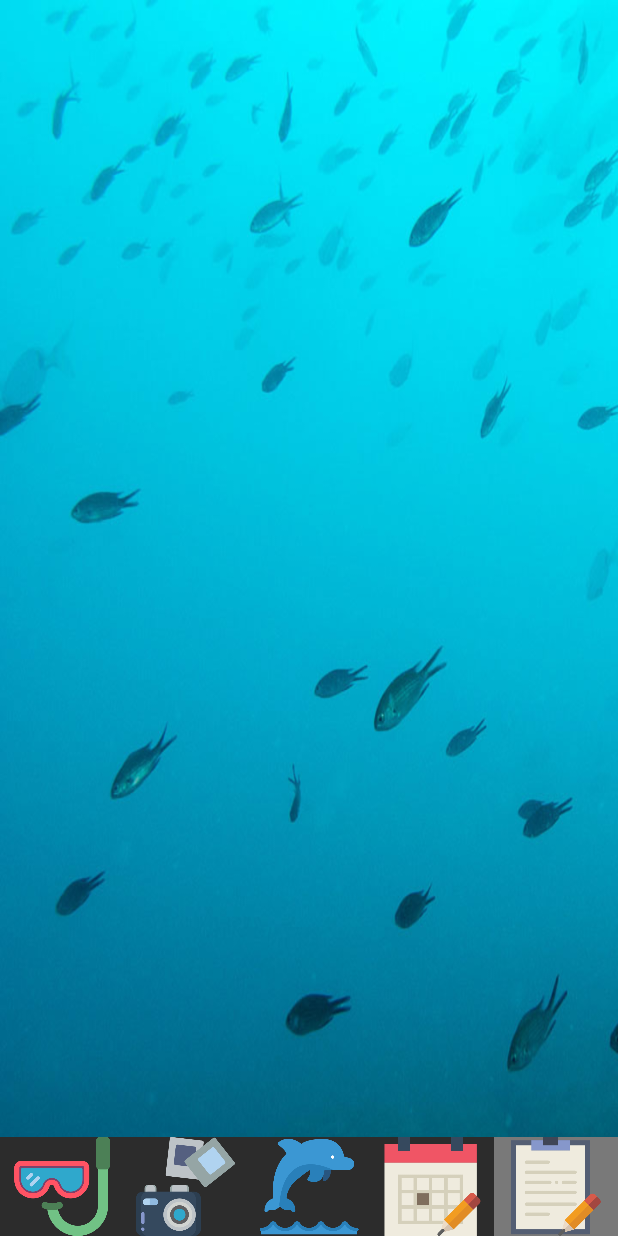
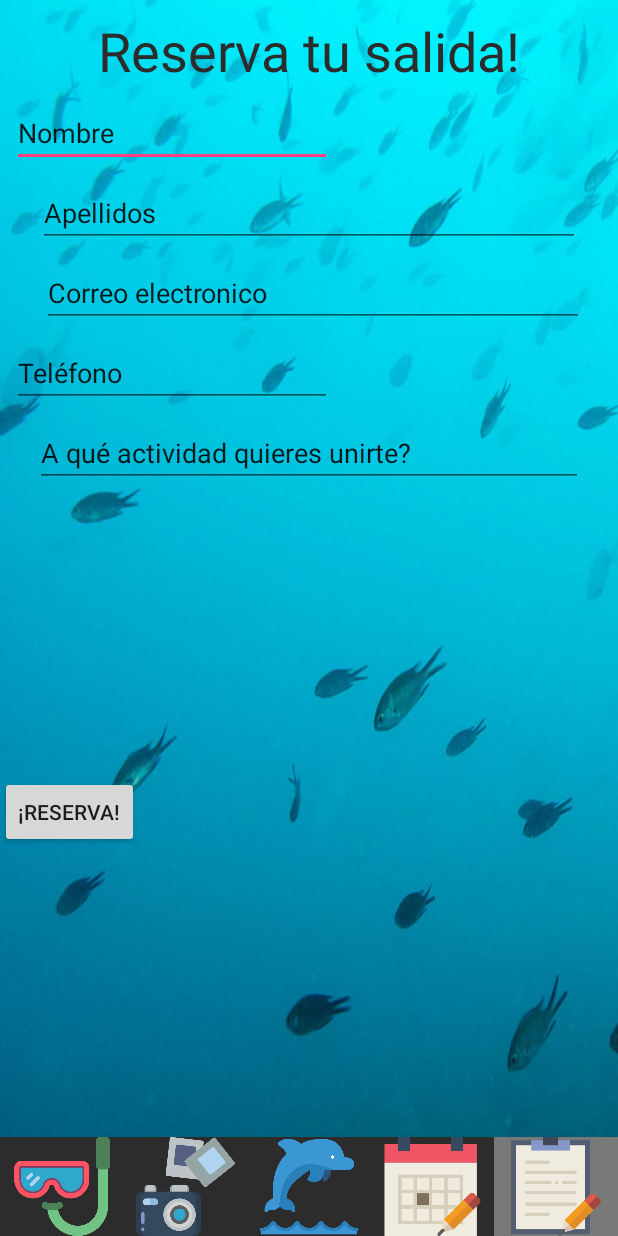
Before and after one commit to cristiancamps93/DiveEnjoy, an Android app: the BookinActivity screen opened directly, with no data from a screen before it, on a phone screen of 412 x 824 dp. Run offline under Robolectric (Android 15) with nearby library versions, the phone set to English and light mode, and no system bars.

Commit message:
Hacemos un fake del apartado de booking simulando recolectar datos y enviarlos por mail a la empresa.

```diff
--- a/app/src/main/AndroidManifest.xml
+++ b/app/src/main/AndroidManifest.xml
@@ -24,8 +24,7 @@
         <activity android:name=".CalendarioActivity" />
         <activity android:name=".BookinActivity" />
         <activity android:name=".WebActivity" />
-        <activity android:name=".EasterEgg"></activity>
-
+        <activity android:name=".EasterEgg" />
         <activity
             android:name=".ShowGalleryActivity"
             android:label="Gallery">
@@ -44,8 +43,7 @@
                 <category android:name="android.intent.category.DEFAULT" />
             </intent-filter>
         </activity>
-
-
+        <activity android:name=".FakeSending"></activity>
     </application>
 
 </manifest>
--- a/app/src/main/java/com/example/cristiancamps/diveenjoy/BookinActivity.java
+++ b/app/src/main/java/com/example/cristiancamps/diveenjoy/BookinActivity.java
@@ -11,6 +11,13 @@ public class BookinActivity extends AppCompatActivity {
     protected void onCreate(Bundle savedInstanceState) {
         super.onCreate(savedInstanceState);
         setContentView(R.layout.activity_bookin);
+    }
+
+
+    public void onReserva (View view){
+        Intent res = new Intent(BookinActivity.this, FakeSending.class);
+        startActivity(res);
+        finish();
     }
 
     //Botones del menú:
--- /dev/null
+++ b/app/src/main/java/com/example/cristiancamps/diveenjoy/FakeSending.java
@@ -0,0 +1,13 @@
+package com.example.cristiancamps.diveenjoy;
+
+import android.support.v7.app.AppCompatActivity;
+import android.os.Bundle;
+
+public class FakeSending extends AppCompatActivity {
+
+    @Override
+    protected void onCreate(Bundle savedInstanceState) {
+        super.onCreate(savedInstanceState);
+        setContentView(R.layout.activity_fake_sending);
+    }
+}
--- a/app/src/main/res/layout/activity_bookin.xml
+++ b/app/src/main/res/layout/activity_bookin.xml
@@ -133,4 +133,109 @@
         app:layout_constraintStart_toStartOf="@+id/guideline24"
         app:layout_constraintTop_toTopOf="@+id/selecmenu5"
         app:srcCompat="@drawable/bloc" />
+
+    <TextView
+        android:id="@+id/titulo"
+        android:layout_width="wrap_content"
+        android:layout_height="wrap_content"
+        android:layout_marginStart="8dp"
+        android:layout_marginLeft="8dp"
+        android:layout_marginTop="9dp"
+        android:layout_marginEnd="8dp"
+        android:layout_marginRight="8dp"
+        android:text="Reserva tu salida!"
+        android:textColor="@color/Manucolor"
+        android:textSize="36sp"
+        app:layout_constraintEnd_toEndOf="parent"
+        app:layout_constraintStart_toStartOf="parent"
+        app:layout_constraintTop_toTopOf="parent" />
+
+    <EditText
+        android:id="@+id/editText4"
+        android:layout_width="wrap_content"
+        android:layout_height="wrap_content"
+        android:layout_marginStart="8dp"
+        android:layout_marginLeft="8dp"
+        android:layout_marginTop="8dp"
+        android:ems="10"
+        android:inputType="textPersonName"
+        android:text="Nombre"
+        app:layout_constraintStart_toStartOf="parent"
+        app:layout_constraintTop_toBottomOf="@+id/titulo" />
+
+    <EditText
+        android:id="@+id/editText5"
+        android:layout_width="361dp"
+        android:layout_height="0dp"
+        android:layout_marginStart="8dp"
+        android:layout_marginLeft="8dp"
+        android:layout_marginTop="8dp"
+        android:layout_marginEnd="8dp"
+        android:layout_marginRight="8dp"
+        android:ems="10"
+        android:gravity="left"
+        android:inputType="textPersonName"
+        android:text="Apellidos"
+        app:layout_constraintEnd_toEndOf="parent"
+        app:layout_constraintStart_toStartOf="parent"
+        app:layout_constraintTop_toBottomOf="@+id/editText4" />
+
+    <EditText
+        android:id="@+id/editText7"
+        android:layout_width="361dp"
+        android:layout_height="0dp"
+        android:layout_marginStart="8dp"
+        android:layout_marginLeft="8dp"
+        android:layout_marginTop="8dp"
+        android:layout_marginEnd="8dp"
+        android:layout_marginRight="8dp"
+        android:ems="10"
+        android:gravity="left"
+        android:inputType="textPersonName"
+        android:text="Correo electronico"
+        app:layout_constraintEnd_toEndOf="parent"
+        app:layout_constraintHorizontal_bias="0.571"
+        app:layout_constraintStart_toStartOf="parent"
+        app:layout_constraintTop_toBottomOf="@+id/editText5" />
+
+    <EditText
+        android:id="@+id/editText8"
+        android:layout_width="wrap_content"
+        android:layout_height="wrap_content"
+        android:layout_marginStart="8dp"
+        android:layout_marginLeft="8dp"
+        android:layout_marginTop="8dp"
+        android:ems="10"
+        android:inputType="textPersonName"
+        android:text="Teléfono"
+        app:layout_constraintStart_toStartOf="parent"
+        app:layout_constraintTop_toBottomOf="@+id/editText7" />
+
+    <EditText
+        android:id="@+id/editText9"
+        android:layout_width="365dp"
+        android:layout_height="wrap_content"
+        android:layout_marginStart="8dp"
+        android:layout_marginLeft="8dp"
+        android:layout_marginTop="8dp"
+        android:layout_marginEnd="8dp"
+        android:layout_marginRight="8dp"
+        android:ems="10"
+        android:inputType="textPersonName"
+        android:text="A qué actividad quieres unirte?"
+        app:layout_constraintEnd_toEndOf="parent"
+        app:layout_constraintStart_toStartOf="parent"
+        app:layout_constraintTop_toBottomOf="@+id/editText8" />
+
+    <Button
+        android:id="@+id/button"
+        android:layout_width="wrap_content"
+        android:layout_height="wrap_content"
+        android:layout_marginTop="8dp"
+        android:layout_marginBottom="8dp"
+        android:text="¡Reserva!"
+        app:layout_constraintBottom_toTopOf="@+id/mainbtn"
+        app:layout_constraintTop_toBottomOf="@+id/editText9"
+        tools:layout_editor_absoluteX="147dp" />
+
 </android.support.constraint.ConstraintLayout>
--- /dev/null
+++ b/app/src/main/res/layout/activity_fake_sending.xml
@@ -0,0 +1,27 @@
+<?xml version="1.0" encoding="utf-8"?>
+<android.support.constraint.ConstraintLayout xmlns:android="http://schemas.android.com/apk/res/android"
+    xmlns:app="http://schemas.android.com/apk/res-auto"
+    xmlns:tools="http://schemas.android.com/tools"
+    android:layout_width="match_parent"
+    android:layout_height="match_parent"
+    tools:context=".FakeSending">
+
+    <TextView
+        android:id="@+id/textView10"
+        android:layout_width="wrap_content"
+        android:layout_height="wrap_content"
+        android:layout_marginStart="8dp"
+        android:layout_marginLeft="8dp"
+        android:layout_marginTop="8dp"
+        android:layout_marginEnd="8dp"
+        android:layout_marginRight="8dp"
+        android:layout_marginBottom="8dp"
+        android:gravity="center"
+        android:text="Sending email with the information..."
+        android:textColor="@color/Manucolor"
+        android:textSize="24sp"
+        app:layout_constraintBottom_toBottomOf="parent"
+        app:layout_constraintEnd_toEndOf="parent"
+        app:layout_constraintStart_toStartOf="parent"
+        app:layout_constraintTop_toTopOf="parent" />
+</android.support.constraint.ConstraintLayout>
```
